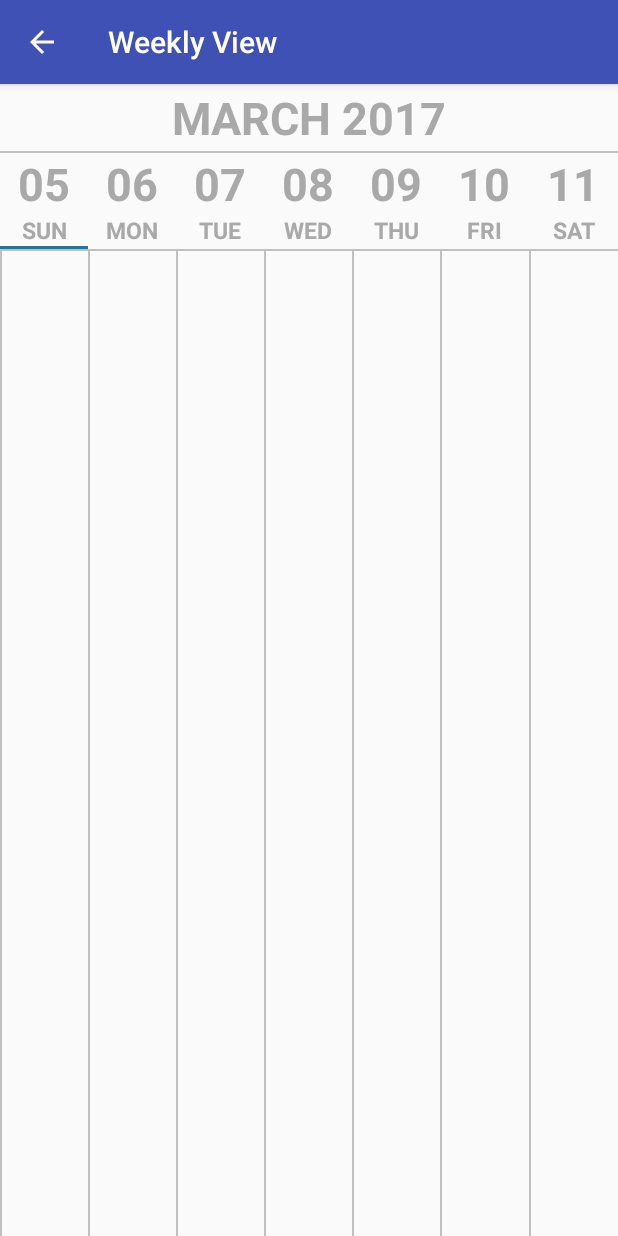
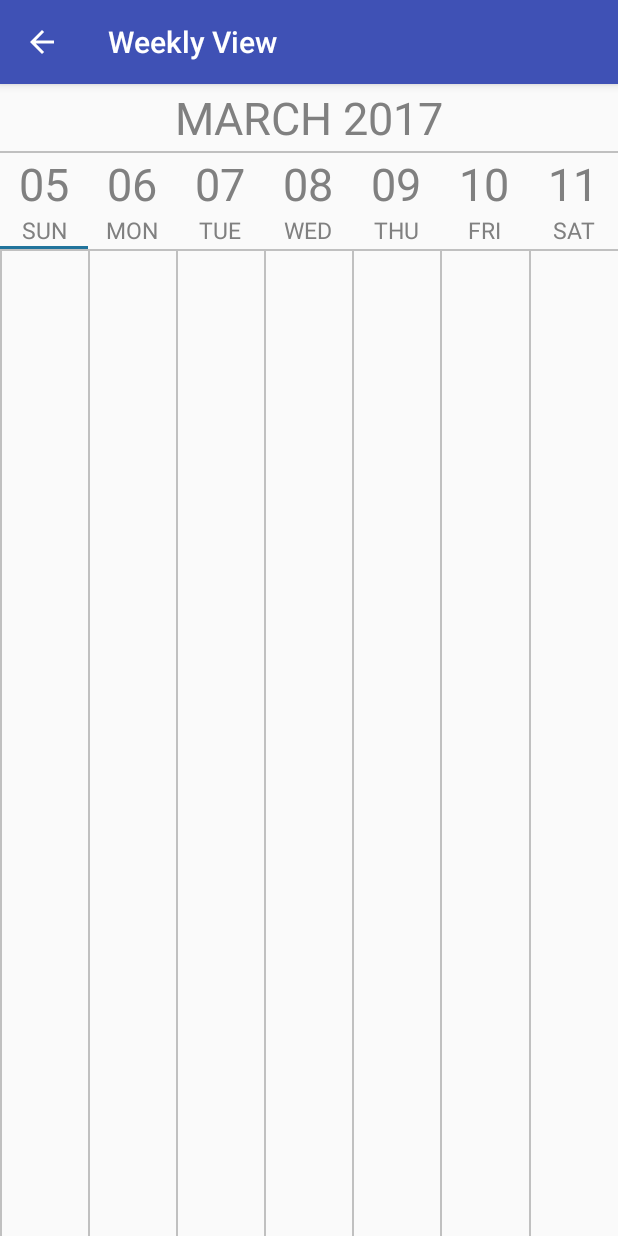
Before and after one commit to karthiknara99/Natural-User-Interaction, an Android app: the WeeklyViewActivity screen opened directly, with no data from a screen before it, on a phone screen of 412 x 824 dp. Run offline under Robolectric (Android 15) with nearby library versions, the phone set to English and light mode, and no system bars.

Commit message:
Weekly View GUI wrapped

```diff
--- a/ToDoListApp/app/src/main/res/layout/activity_weekly_view.xml
+++ b/ToDoListApp/app/src/main/res/layout/activity_weekly_view.xml
@@ -26,7 +26,6 @@
                 android:gravity="center"
                 android:text="JANUARY 2017"
                 android:textSize="30dp"
-                android:textStyle="bold"
                 android:textColor="@color/medium_dark_gray" />
 
         </LinearLayout>
@@ -57,7 +56,6 @@
                     android:text="01"
                     android:textColor="@color/medium_dark_gray"
                     android:textSize="30dp"
-                    android:textStyle="bold"
                     android:textAlignment="center"/>
 
                 <TextView
@@ -67,7 +65,6 @@
                     android:text="@string/sun"
                     android:textColor="@color/medium_dark_gray"
                     android:textSize="15dp"
-                    android:textStyle="bold"
                     android:textAlignment="center"/>
 
                 <View
@@ -94,7 +91,6 @@
                     android:text="02"
                     android:textColor="@color/medium_dark_gray"
                     android:textSize="30dp"
-                    android:textStyle="bold"
                     android:textAlignment="center"/>
 
                 <TextView
@@ -104,7 +100,6 @@
                     android:text="@string/mon"
                     android:textColor="@color/medium_dark_gray"
                     android:textSize="15dp"
-                    android:textStyle="bold"
                     android:textAlignment="center"/>
 
                 <View
@@ -131,7 +126,6 @@
                     android:text="03"
                     android:textColor="@color/medium_dark_gray"
                     android:textSize="30dp"
-                    android:textStyle="bold"
                     android:textAlignment="center"/>
 
                 <TextView
@@ -141,7 +135,6 @@
                     android:text="@string/tue"
                     android:textColor="@color/medium_dark_gray"
                     android:textSize="15dp"
-                    android:textStyle="bold"
                     android:textAlignment="center"/>
 
                 <View
@@ -168,7 +161,6 @@
                     android:text="04"
                     android:textColor="@color/medium_dark_gray"
                     android:textSize="30dp"
-                    android:textStyle="bold"
                     android:textAlignment="center"/>
 
                 <TextView
@@ -178,7 +170,6 @@
                     android:text="@string/wed"
                     android:textColor="@color/medium_dark_gray"
                     android:textSize="15dp"
-                    android:textStyle="bold"
                     android:textAlignment="center"/>
 
                 <View
@@ -205,7 +196,6 @@
                     android:text="05"
                     android:textColor="@color/medium_dark_gray"
                     android:textSize="30dp"
-                    android:textStyle="bold"
                     android:textAlignment="center"/>
 
                 <TextView
@@ -215,7 +205,6 @@
                     android:text="@string/thu"
                     android:textColor="@color/medium_dark_gray"
                     android:textSize="15dp"
-                    android:textStyle="bold"
                     android:textAlignment="center"/>
 
                 <View
@@ -242,7 +231,6 @@
                     android:text="06"
                     android:textColor="@color/medium_dark_gray"
                     android:textSize="30dp"
-                    android:textStyle="bold"
                     android:textAlignment="center"/>
 
                 <TextView
@@ -252,7 +240,6 @@
                     android:text="@string/fri"
                     android:textColor="@color/medium_dark_gray"
                     android:textSize="15dp"
-                    android:textStyle="bold"
                     android:textAlignment="center"/>
 
                 <View
@@ -279,7 +266,6 @@
                     android:text="07"
                     android:textColor="@color/medium_dark_gray"
                     android:textSize="30dp"
-                    android:textStyle="bold"
                     android:textAlignment="center"/>
 
                 <TextView
@@ -289,7 +275,6 @@
                     android:text="@string/sat"
                     android:textColor="@color/medium_dark_gray"
                     android:textSize="15dp"
-                    android:textStyle="bold"
                     android:textAlignment="center"/>
 
                 <View
--- a/ToDoListApp/app/src/main/res/values/colors.xml
+++ b/ToDoListApp/app/src/main/res/values/colors.xml
@@ -4,15 +4,15 @@
     <color name="colorPrimaryDark">#303F9F</color>
     <color name="colorAccent">#FF4081</color>
     <color name="black_overlay">#66000000</color>
-    <color name="medium_dark_gray">#A9A9A9</color>
+    <color name="medium_dark_gray">#808080</color>
     <color name="medium_gray">#C0C0C0</color>
     <color name="cleargray">#D3D3D3</color>
     <color name="strong_blue">#21749C</color>
 
     <color name="white">#FFFFFF</color>
-    <color name="color1">#00a4e4</color>
-    <color name="color2">#405de6</color>
-    <color name="color3">#e1306c</color>
-    <color name="color4">#f77737</color>
-    <color name="color5">#02a388</color>
+    <color name="color1">#34a853</color>
+    <color name="color2">#4285f4</color>
+    <color name="color3">#ea4335</color>
+    <color name="color4">#f8971d</color>
+    <color name="color5">#1e8cbe</color>
 </resources>
```
Also changed, not shown: ToDoListApp/app/src/main/java/com/teamnougat/todolistapp/WeeklyViewActivity.java (+11 -4 lines), ToDoListApp/app/src/main/res/layout/calendar_zebra2.xml (deleted, +0 -12 lines).
